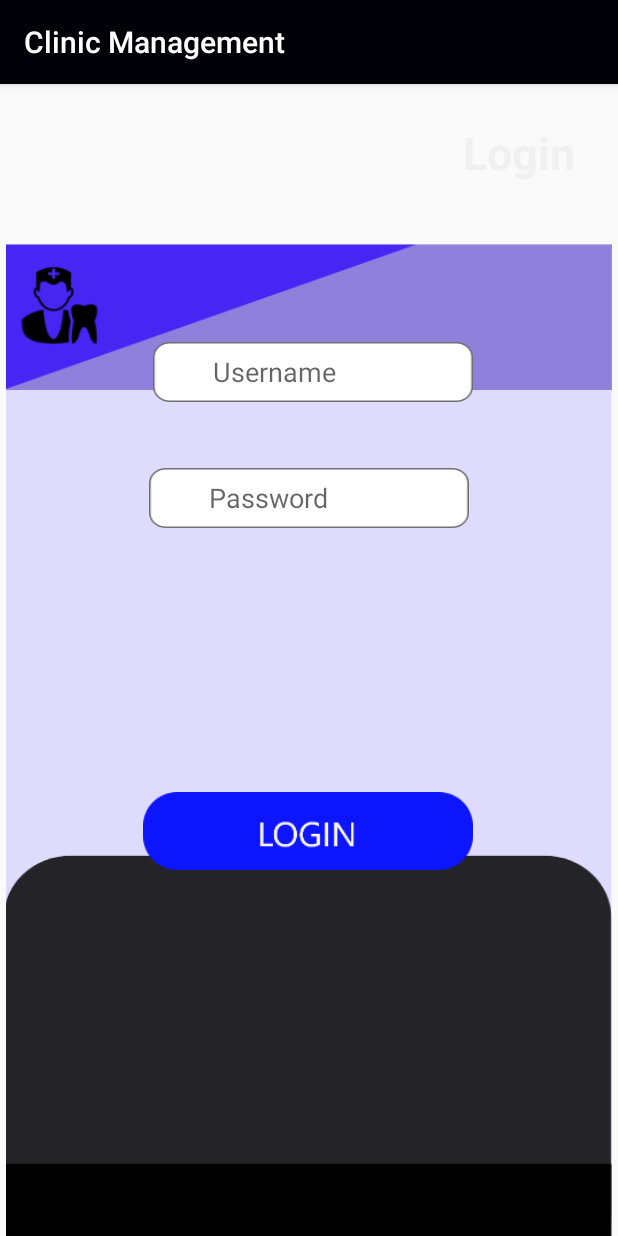
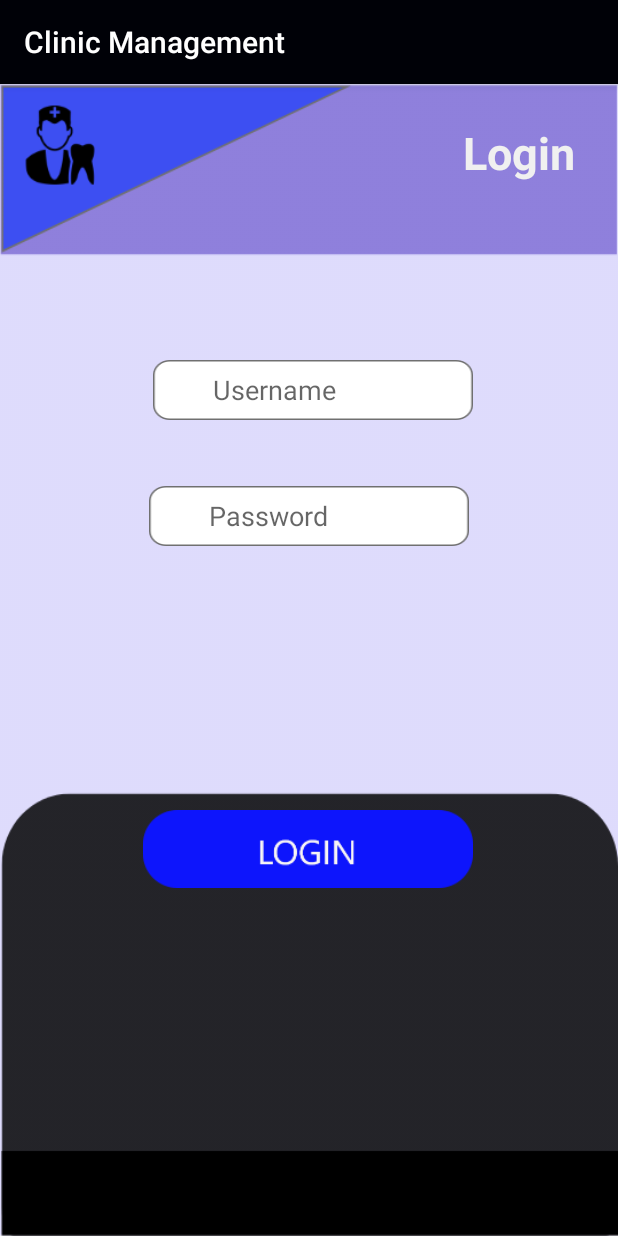
Before and after one commit to Kadhir99/Clinic, an Android app: the screen it shows after launch (LoginActivity), on a phone screen of 412 x 824 dp. Run offline under Robolectric (Android 15) with nearby library versions, the phone set to English and light mode, and no system bars.

Commit message:
Updated the UI design (edited)

```diff
--- a/app/src/main/java/in/dentocare/clinic_management/LoginActivity.java
+++ b/app/src/main/java/in/dentocare/clinic_management/LoginActivity.java
@@ -20,7 +20,6 @@ public class LoginActivity extends AppCompatActivity {
 
     EditText usernameField,passwordField;
     ConstraintLayout login;
-
     @Override
     protected void onCreate(Bundle savedInstanceState) {
         super.onCreate(savedInstanceState);
--- a/app/src/main/res/layout/activity_login.xml
+++ b/app/src/main/res/layout/activity_login.xml
@@ -8,13 +8,13 @@
     tools:context=".LoginActivity">
 
     <ImageView
-        android:layout_width="404dp"
-        android:layout_height="774dp"
-        android:paddingLeft="-40dp"
+        android:layout_width="match_parent"
+        android:layout_height="match_parent"
         android:scaleType="fitXY"
         android:src="@drawable/background"
         app:layout_constraintBottom_toBottomOf="parent"
         app:layout_constraintEnd_toEndOf="parent"
+        app:layout_constraintHorizontal_bias="0.0"
         app:layout_constraintStart_toStartOf="parent"
         app:layout_constraintTop_toTopOf="parent"
         app:layout_constraintVertical_bias="1.0" />
@@ -49,7 +49,7 @@
         android:layout_alignParentRight="true"
         android:layout_marginStart="8dp"
         android:layout_marginLeft="8dp"
-        android:layout_marginTop="172dp"
+        android:layout_marginTop="184dp"
         android:layout_marginEnd="8dp"
         android:layout_marginRight="8dp"
         android:background="@drawable/inputfield"
```
Also changed, not shown: app/src/main/res/drawable-hdpi/background.png, app/src/main/res/drawable-ldpi/background.png, app/src/main/res/drawable-mdpi/background.png, app/src/main/res/drawable-xhdpi/background.png, app/src/main/res/drawable-xxhdpi/background.png, app/src/main/res/drawable-xxxhdpi/background.png.
